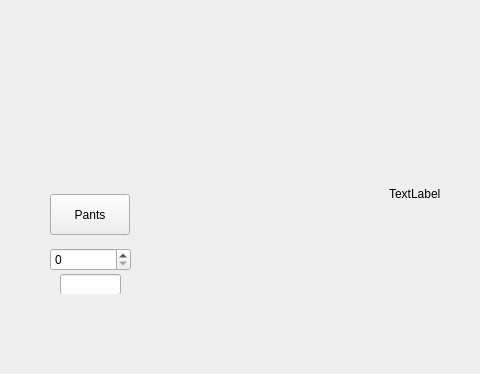
Before: the Qt Designer form mainwindow.ui in LAVjr97/CProgram, drawn with Qt 5; both pictures show x 0 to 480 and y 0 to 374 of the 1047 by 673 pixel window.
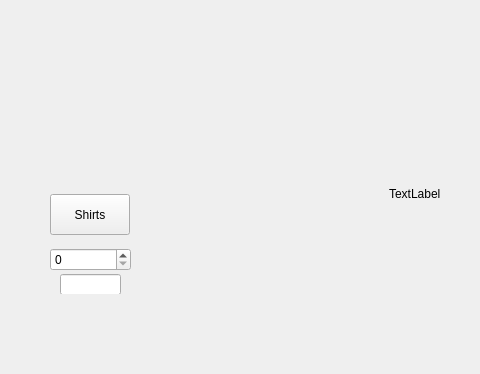
After: the same form once the commit is applied. The open tabs and pages were chosen to show the change. Icons and pictures are not drawn.

```diff
--- a/mainwindow.ui
+++ b/mainwindow.ui
@@ -611,7 +611,7 @@
            </rect>
           </property>
           <property name="text">
-           <string>Pants</string>
+           <string>Shirts</string>
           </property>
          </widget>
          <widget class="QLineEdit" name="lineLaundryPricePants">
```
Left out of the diff: 2 changed lines with no effect on the pictures.
